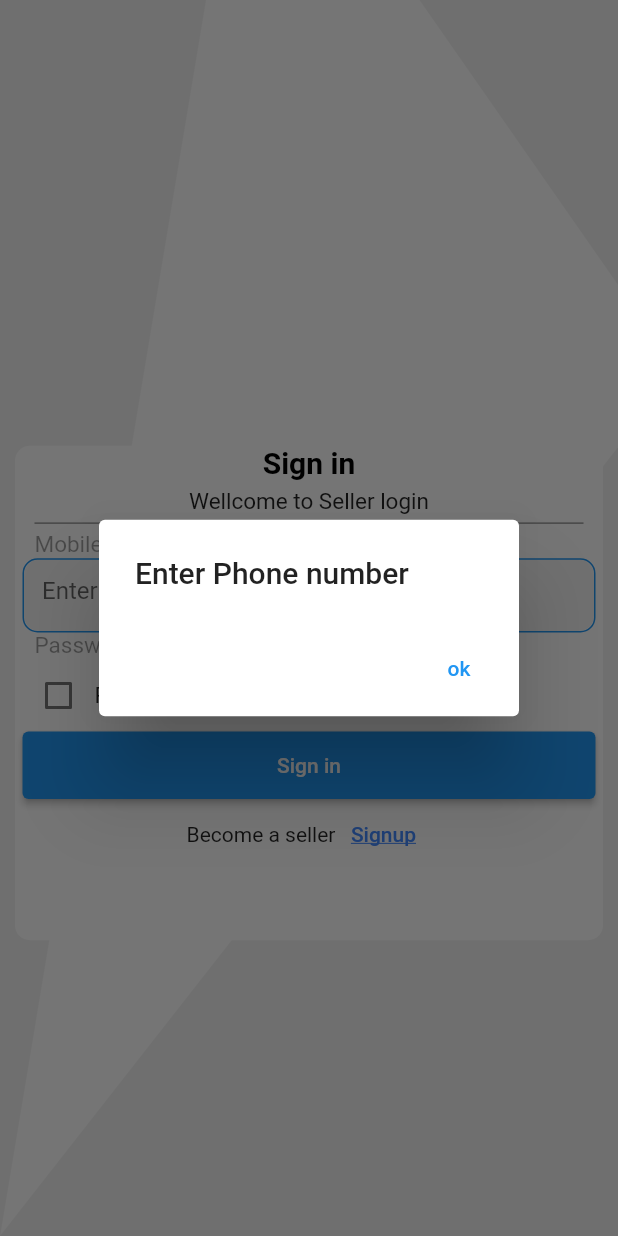
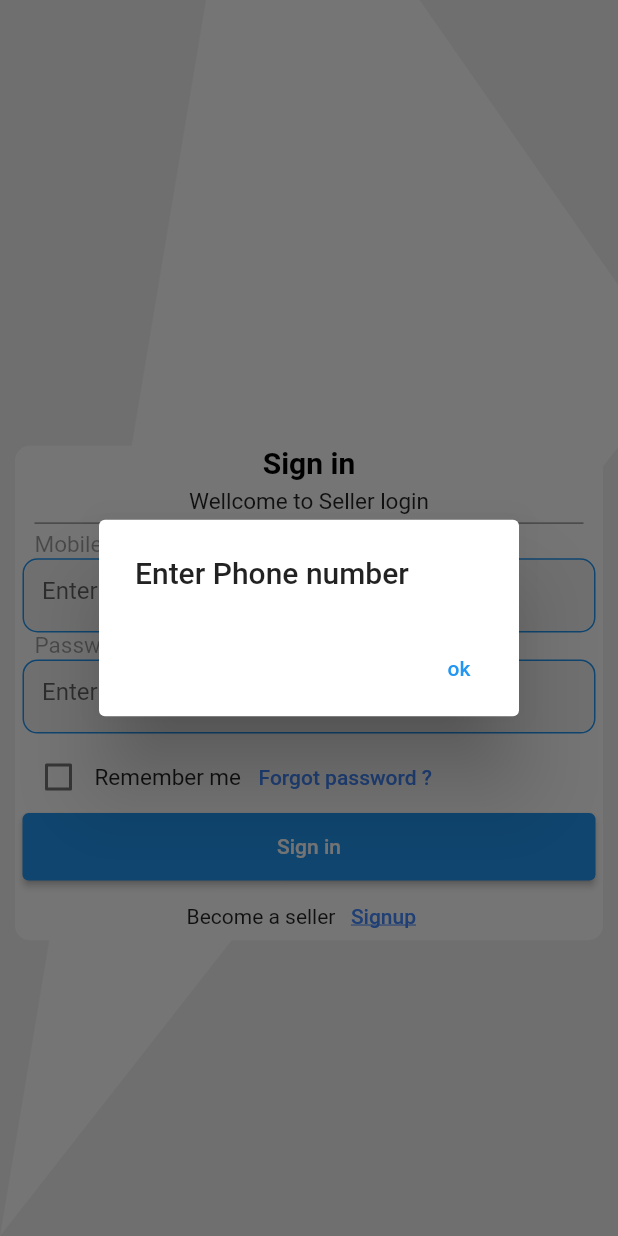
Before and after one commit to asif-excelitai/UI_Push, a Flutter app: the screen it shows after launch, after a tap on "Forgot password ?", on a phone screen of 412 x 824 dp. Run offline on Flutter 3.47's test engine with Material 2 defaults, Android fonts, the phone set to English and light mode, and no system bars.

Commit message:
adding Password Field

```diff
--- a/lib/login_screen.dart
+++ b/lib/login_screen.dart
@@ -220,41 +220,41 @@ class _MyloginState extends State<Mylogin> {
                                           ),
                                         ),
                                       ),
-                                      // Container(
-                                      //   height: _height * .06,
-                                      //   width: _width * .6,
-                                      //   decoration: BoxDecoration(
-                                      //     border: Border.all(
-                                      //       color: isPasswordError?Colors.red : Colors.blue,
-                                      //     ),borderRadius: BorderRadius.circular(10),
-                                      //   ),
-                                      //   child: TextFormField(
-                                      //     autovalidateMode: AutovalidateMode.onUserInteraction,
-                                      //     obscureText: true,
-                                      //     controller: _passWordController,
-                                      //     decoration: InputDecoration(
-                                      //       filled: true,
-                                      //       border: OutlineInputBorder(
-                                      //         borderSide: BorderSide.none,
-                                      //         borderRadius: BorderRadius.circular(10),
-                                      //       ),
-                                      //       hintText: "Enter Password",
-                                      //     ),
-                                      //     // validator: _validatePassword,
-                                      //     onChanged: (value){
-                                      //       // setState(() {
-                                      //       //   // isPasswordError=false;
-                                      //       //   // passwordErrorText='';
-                                      //       //
-                                      //       // });
-                                      //       _validatePassword(value);
-                                      //     },
-                                      //   ),
-                                      // ),
-                                      // isPasswordError?Text("${passwordErrorText}",style: TextStyle(color: Colors.redAccent),):SizedBox.shrink(),
-                                      // SizedBox(
-                                      //   height: 5,
-                                      // ),
+                                      Container(
+                                        height: _height * .06,
+                                        width: _width * .6,
+                                        decoration: BoxDecoration(
+                                          border: Border.all(
+                                            color: isPasswordError?Colors.red : Colors.blue,
+                                          ),borderRadius: BorderRadius.circular(10),
+                                        ),
+                                        child: TextFormField(
+                                          autovalidateMode: AutovalidateMode.onUserInteraction,
+                                          obscureText: true,
+                                          controller: _passWordController,
+                                          decoration: InputDecoration(
+                                            filled: true,
+                                            border: OutlineInputBorder(
+                                              borderSide: BorderSide.none,
+                                              borderRadius: BorderRadius.circular(10),
+                                            ),
+                                            hintText: "Enter Password",
+                                          ),
+                                          // validator: _validatePassword,
+                                          onChanged: (value){
+                                            // setState(() {
+                                            //   // isPasswordError=false;
+                                            //   // passwordErrorText='';
+                                            //
+                                            // });
+                                            _validatePassword(value);
+                                          },
+                                        ),
+                                      ),
+                                      isPasswordError?Text("${passwordErrorText}",style: TextStyle(color: Colors.redAccent),):SizedBox.shrink(),
+                                      SizedBox(
+                                        height: 5,
+                                      ),
                                       Row(
                                         children: [
                                           Checkbox(
```
